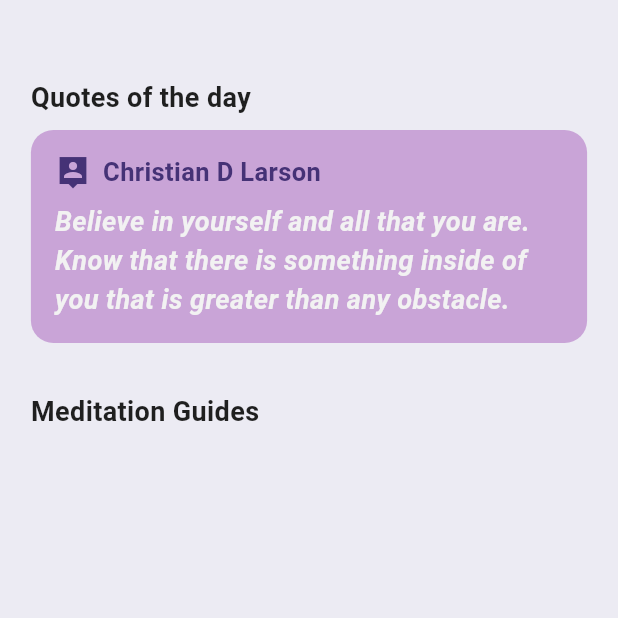
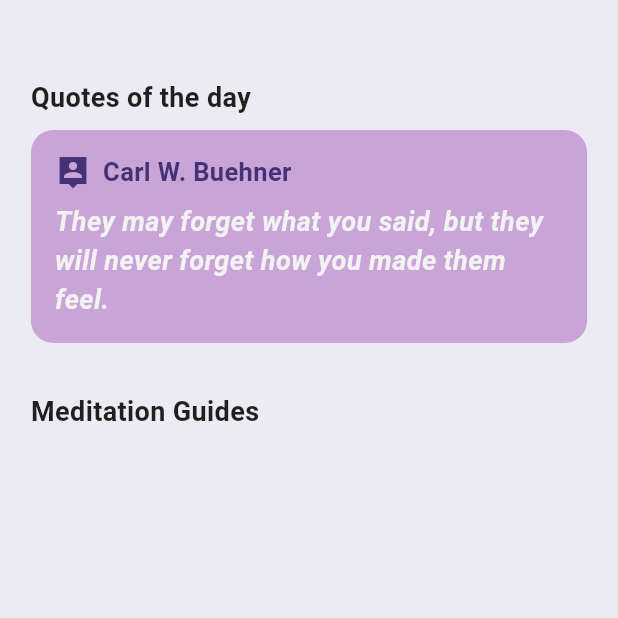
Before and after one commit to yjia28tan/EmoSense-Application, a Flutter app: the DiscoverPage screen opened directly, on a phone screen of 412 x 824 dp, the top half of it. Run offline on Flutter 3.47's test engine with Material 3 defaults, Android fonts, the phone set to English and light mode, and no system bars; our stand-ins replace camera, cloud_firestore, firebase_auth, firebase_core, fl_chart, flutter_dotenv and 4 more; missing offline and left inert: tflite_flutter; accounts and stored records are empty; network calls fail.

Commit message:
Update discover - quotes

```diff
--- a/EmoSense/lib/api_services/quote_services.dart
+++ b/EmoSense/lib/api_services/quote_services.dart
@@ -1,6 +1,6 @@
 import 'dart:convert';
 import 'package:http/http.dart' as http;
-
+import 'package:shared_preferences/shared_preferences.dart';
 
 abstract class QoutesData {
   Future<QuoteResponse?> getQuote();
@@ -10,19 +10,55 @@ class GetQoutesClass implements QoutesData {
   @override
   Future<QuoteResponse?> getQuote() async {
     try {
+      final SharedPreferences prefs = await SharedPreferences.getInstance();
+      final String? cachedQuote = prefs.getString('quote');
+      final int? lastFetchedTime = prefs.getInt('lastFetchedTime');
+      final currentTime = DateTime.now().millisecondsSinceEpoch;
+
+      // Check if the cached quote is valid (within 24 hours)
+      if (cachedQuote != null && lastFetchedTime != null) {
+        final differenceInHours = (currentTime - lastFetchedTime) / (1000 * 60 * 60);
+        if (differenceInHours < 24) {
+          return QuoteResponse.fromJson(jsonDecode(cachedQuote));
+        }
+      }
+
+      // Fetch new quote if cache is outdated or missing
       final response = await http.get(
         Uri.parse('https://api.quotable.io/random?tags=love|happiness'),
       );
+
+      // Log rate limit headers
+      print('Rate Limit: ${response.headers['x-ratelimit-limit']}');
+      print('Rate Limit Remaining: ${response.headers['x-ratelimit-remaining']}');
+      print('Rate Limit Reset: ${response.headers['x-ratelimit-reset']}');
+
       if (response.statusCode == 200) {
-        return QuoteResponse.fromJson(jsonDecode(response.body));
+        final quoteResponse = QuoteResponse.fromJson(jsonDecode(response.body));
+
+        // Cache the new quote and update the timestamp
+        await prefs.setString('quote', jsonEncode(quoteResponse.toJson()));
+        await prefs.setInt('lastFetchedTime', currentTime);
+
+        return quoteResponse;
+      } else if (response.statusCode == 429) {
+        // Handle rate limit error (429 Too Many Requests)
+        print('Error: Rate limit exceeded. Please try again later.');
+        return null;
       } else {
+        // Log the exact response for non-200 status codes
+        print('Error: Failed to load quote, status code: ${response.statusCode}, body: ${response.body}');
         throw Exception('Failed to load quote');
       }
     } catch (err) {
+      // Log the exact error message
+      print('Error occurred: $err');
       return null;
     }
   }
 }
+
+
 
 QuoteResponse quoteResponseFromJson(String str) =>
     QuoteResponse.fromJson(json.decode(str));
@@ -96,3 +132,75 @@ class QuoteResponse {
     "dateModified": dateModified == null
   };
 }
+
+// if cannot fetch quote, use fallback quotes
+class Quote {
+  final String text;
+  final String author;
+
+  Quote({required this.text, required this.author});
+}
+
+// List of fallback quotes
+final List<Quote> fallbackQuotes = [
+  Quote(
+    text: 'But feelings can’t be ignored, no matter how unjust or ungrateful they seem.',
+    author: 'Anne Frank',
+  ),
+  Quote(
+    text: 'I don’t want to be at the mercy of my emotions. I want to use them, to enjoy them, and to dominate them.',
+    author: 'Oscar Wilde',
+  ),
+  Quote(
+    text: 'Watch your thoughts, they become words; watch your words, they become actions; watch your actions, they become habits; watch your habits, they become character; watch your character, for it becomes your destiny.',
+    author: 'Frank Outlaw',
+  ),
+  Quote(
+    text: 'Believe in yourself and all that you are. Know that there is something inside of you that is greater than any obstacle.',
+    author: 'Christian D Larson',
+  ),
+  Quote(
+    text: 'You cannot make yourself feel something you do not feel, but you can make yourself do right in spite of your feelings.',
+    author: 'Pearl S. Buck',
+  ),
+  Quote(
+    text: 'The deepest feeling always shows itself in silence; not in silence, but restraint.',
+    author: 'Marianne Moore',
+  ),
+  Quote(
+    text: 'My feelings can perhaps be imagined, but they can hardly be described.',
+    author: 'Yann Martel',
+  ),
+  Quote(
+    text: 'It’s not sissy to show your feeling.',
+    author: 'Princess Diana',
+  ),
+  Quote(
+    text: 'One can be the master of what one does, but never of what one feels.',
+    author: 'Gustave Flaubert',
+  ),
+  Quote(
+    text: 'The best and most beautiful things in the world cannot be seen or even touched. They must be felt with the heart.',
+    author: 'Helen Keller',
+  ),
+  Quote(
+    text: 'They may forget what you said, but they will never forget how you made them feel.',
+    author: 'Carl W. Buehner',
+  ),
+  Quote(
+    text: 'Learning to stand in somebody else’s shoes, to see through their eyes, that’s how peace begins. And it’s up to you to make that happen.',
+    author: 'Barack Obama',
+  ),
+  Quote(
+    text: 'In order to move on, you must understand why you felt what you did and why you no longer need to feel it.',
+    author: 'Mitch Albom',
+  ),
+  Quote(
+    text: 'Sensitive people usually love deeply and hate deeply. They don’t know any other way to live than by extremes because their emotional thermostat is broken.',
+    author: 'Shannon L. Alder',
+  ),
+  Quote(
+    text: 'It’s easier to whisper your feelings than to trumpet them forth out loud.',
+    author: 'Anne Frank',
+  ),
+];
--- a/EmoSense/lib/pages/discover_page.dart
+++ b/EmoSense/lib/pages/discover_page.dart
@@ -1,3 +1,5 @@
+import 'dart:math';
+
 import 'package:emosense/api_services/quote_services.dart';
 import 'package:emosense/design_widgets/app_color.dart';
 import 'package:emosense/design_widgets/font_style.dart';
@@ -11,18 +13,26 @@ class DiscoverPage extends StatefulWidget {
 
 class _DiscoverPageState extends State<DiscoverPage> {
   late Future<QuoteResponse?> quoteFuture;
-  final GetQoutesClass qouoteData = GetQoutesClass();
-
+  final GetQoutesClass quoteData = GetQoutesClass();
 
   @override
   void initState() {
     super.initState();
     // Initialize or refresh data here
-    quoteFuture = qouoteData.getQuote();
+    quoteFuture = quoteData.getQuote();
+  }
+
+  // Function to get a random fallback quote
+  Quote getRandomQuote() {
+    final random = Random();
+    return fallbackQuotes[random.nextInt(fallbackQuotes.length)];
   }
 
   @override
   Widget build(BuildContext context) {
+    // Get a random fallback quote
+    final quote = getRandomQuote();
+
     final screenHeight = MediaQuery.of(context).size.height;
     final screenWidth = MediaQuery.of(context).size.width;
 
@@ -64,8 +74,7 @@ class _DiscoverPageState extends State<DiscoverPage> {
                       padding: const EdgeInsets.all(16.0),
                       child: Column(
                         children: [
-                          Container(
-                            child: Row(
+                          Row(
                             children: [
                               const Icon(
                                   Icons.person_pin_sharp,
@@ -74,7 +83,7 @@ class _DiscoverPageState extends State<DiscoverPage> {
                               SizedBox(width: 8.0), // Add some space between the icon and the text
                               Flexible(
                                 child: Text(
-                                    ' ${quote?.author ?? 'Leo Tolstoy'}',
+                                  ' ${quote?.author ?? 'Unknown'}',
                                   style: GoogleFonts.leagueSpartan(
                                     color: AppColors.darkPurpleColor,
                                     fontSize: 17,
@@ -86,10 +95,9 @@ class _DiscoverPageState extends State<DiscoverPage> {
                               ),
                             ],
                           ),
-                          ),
                           SizedBox(height: 8.0),
                           Text(
-                            quote?.content ?? 'Trust yourself. You’ve survived a lot, and you’ll survive whatever is coming.',
+                            quote?.content ?? 'No quote available',
                             style: GoogleFonts.leagueSpartan(
                                 color: Color(0xFFF2F2F2),
                                 fontSize: 18,
@@ -100,45 +108,45 @@ class _DiscoverPageState extends State<DiscoverPage> {
                       ),
                     );
                   } else {
+                    // Default quote if no data is available
                     return Container(
                       decoration: BoxDecoration(
-                        color: AppColors.upBackgroundColor, // Background color
+                        color: AppColors.upBackgroundColor,
                         borderRadius: BorderRadius.circular(15.0),
                       ),
                       padding: const EdgeInsets.all(16.0),
                       child: Column(
                         children: [
-                          Container(
-                            child: Row(
+                          Row(
                             children: [
                               const Icon(
                                   Icons.person_pin_sharp,
                                   color: AppColors.darkPurpleColor
                               ),
-                                SizedBox(width: 8.0), // Add some space between the icon and the text
+                              SizedBox(width: 8.0),
                               Flexible(
                                 child: Text(
-                                    'Christian D Larson',
+                                  quote.author,
                                   style: GoogleFonts.leagueSpartan(
                                     color: AppColors.darkPurpleColor,
                                     fontSize: 17,
                                     fontWeight: FontWeight.bold,
                                   ),
-                                    maxLines: 2, // Allow the text to wrap into two lines if needed
-                                    overflow: TextOverflow.ellipsis, // Optional: adds an ellipsis if the text is too long
+                                  maxLines: 2,
+                                  overflow: TextOverflow.ellipsis,
                                 ),
                               ),
                             ],
                           ),
-                          ),
                           SizedBox(height: 8.0),
                           Text(
-                            'Believe in yourself and all that you are. Know that there is something inside of you that is greater than any obstacle.',
+                            quote.text,
                             style: GoogleFonts.leagueSpartan(
                               color: Color(0xFFF2F2F2),
                               fontSize: 18,
                               fontWeight: FontWeight.bold,
-                                fontStyle: FontStyle.italic),
+                              fontStyle: FontStyle.italic,
+                            ),
                           ),
                         ],
                       ),
@@ -155,11 +163,9 @@ class _DiscoverPageState extends State<DiscoverPage> {
                 ),
               ),
               SizedBox(height: screenHeight * 0.01),
-
             ],
           ),
         ),
-
       ),
     );
   }
```
Lines whose indentation alone changed are shown as unchanged.
